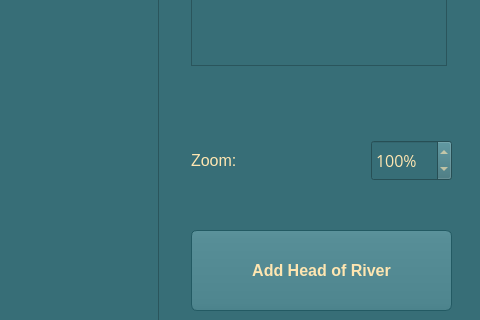
Before: the Qt Designer form WorldEngine/worldengine/test_river.ui in Shando/WorldEngine_UI, drawn with Qt 5; both pictures show x 629 to 1109 and y 280 to 600 of the 1109 by 882 pixel window.
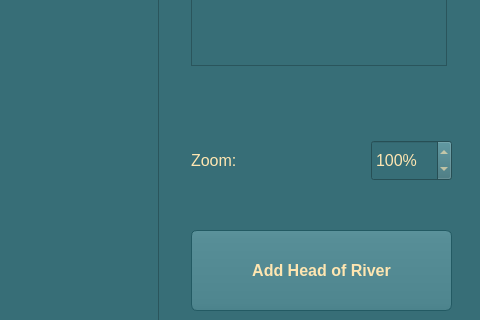
After: the same form once the commit is applied. Icons and pictures are not drawn.

The edit to the form file:
```diff
--- a/WorldEngine/worldengine/test_river.ui
+++ b/WorldEngine/worldengine/test_river.ui
@@ -568,12 +568,11 @@
    </property>
    <property name="font">
     <font>
-     <family>Open Sans</family>
-     <pointsize>12</pointsize>
+     <pointsize>-1</pointsize>
     </font>
    </property>
    <property name="styleSheet">
-    <string notr="true">font-szie: 16px</string>
+    <string notr="true">font-size: 16px</string>
    </property>
    <property name="suffix">
     <string>%</string>
```
